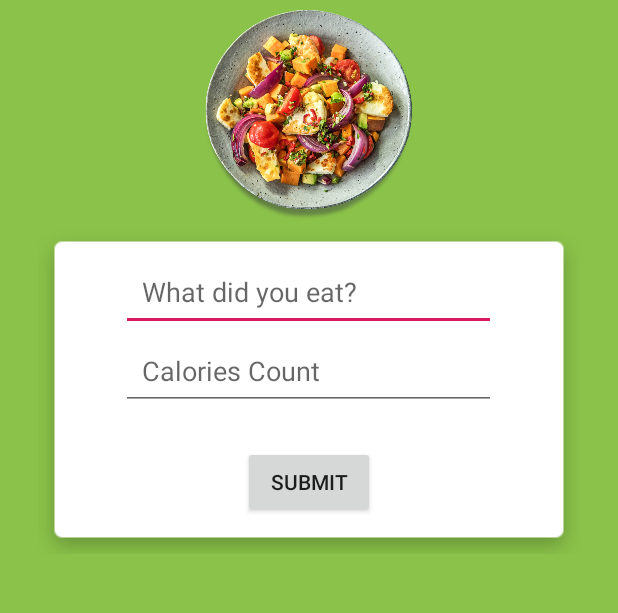
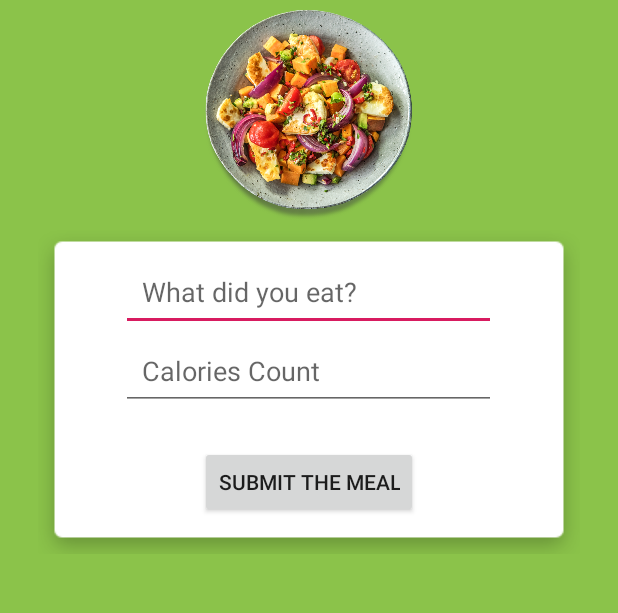
Before and after one commit to IonutPutinica/CalorieCounterAndroid, an Android app: the screen it shows after launch (MainActivity), on a phone screen of 412 x 824 dp, the part 192-805 px from its top. Run offline under Robolectric (Android 15) with nearby library versions, the phone set to English and light mode, and no system bars.

Commit message:
Updated the submit_text string

```diff
--- a/app/src/main/res/values/strings.xml
+++ b/app/src/main/res/values/strings.xml
@@ -5,7 +5,7 @@
     <string name="title_text">CalCounter</string>
     <string name="hint_food">What did you eat?</string>
     <string name="hint_calories">Calories Count</string>
-    <string name="submit_text">Submit</string>
+    <string name="submit_text">Submit the meal</string>
     <string name="delete_item">Delete Item</string>
     <string name="share_title">Share</string>
     <string name="food_total_text">Total Calories:</string>
```
